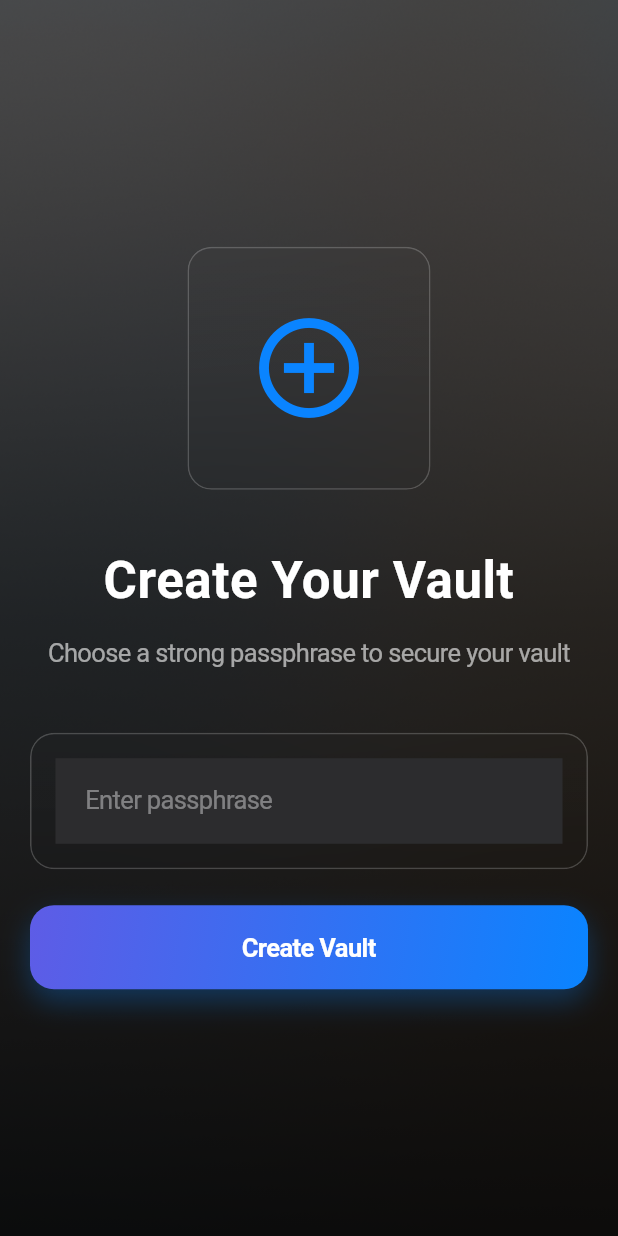
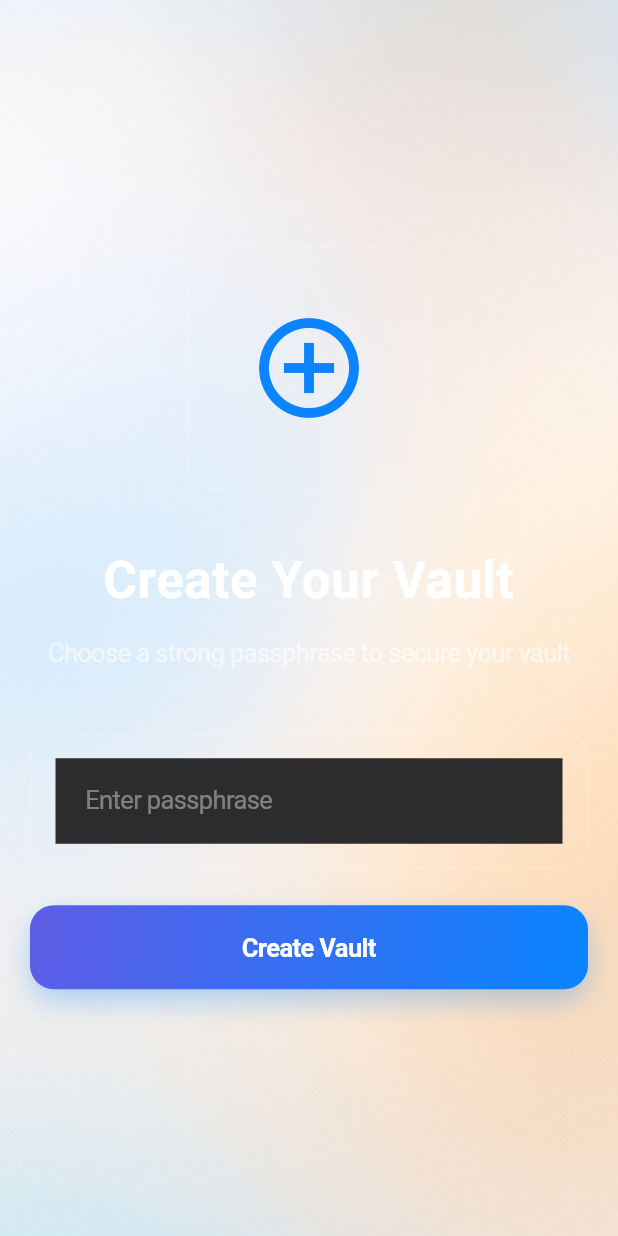
Before and after one commit to tahsinmert/luma-app, a Flutter app: the VaultUnlockScreen screen opened directly, on a phone screen of 412 x 824 dp. Run offline on Flutter 3.47's test engine with Material 3 defaults, Android fonts, the phone set to English and light mode, and no system bars; our stand-ins replace drift, file_picker, flutter_riverpod, flutter_secure_storage, image_picker, local_auth; missing offline and left inert: cryptography, encrypt; accounts and stored records are empty; generated files the repository leaves out were written again; Roboto replaces fonts that are missing (SF Pro Display, SF Pro Text).

Commit message:
refactor: Remove gradient overlay, use pure background image
- Remove all gradient overlays from AppBackground
- Display background image without any dark overlays
- Clean, pure background across all screens
- Improved visual clarity

```diff
--- a/lib/core/widgets/app_background.dart
+++ b/lib/core/widgets/app_background.dart
@@ -1,14 +1,11 @@
 import 'package:flutter/material.dart';
-import '../theme/app_colors.dart';
 
 class AppBackground extends StatelessWidget {
   final Widget child;
-  final bool useGradientOverlay;
 
   const AppBackground({
     super.key,
     required this.child,
-    this.useGradientOverlay = true,
   });
 
   @override
@@ -20,20 +17,6 @@ class AppBackground extends StatelessWidget {
           'assets/images/background.png',
           fit: BoxFit.cover,
         ),
-        if (useGradientOverlay)
-          Container(
-            decoration: BoxDecoration(
-              gradient: LinearGradient(
-                begin: Alignment.topCenter,
-                end: Alignment.bottomCenter,
-                colors: [
-                  AppColors.backgroundPrimary.withOpacity(0.7),
-                  AppColors.backgroundPrimary.withOpacity(0.85),
-                  AppColors.backgroundPrimary.withOpacity(0.95),
-                ],
-              ),
-            ),
-          ),
         child,
       ],
     );
```
